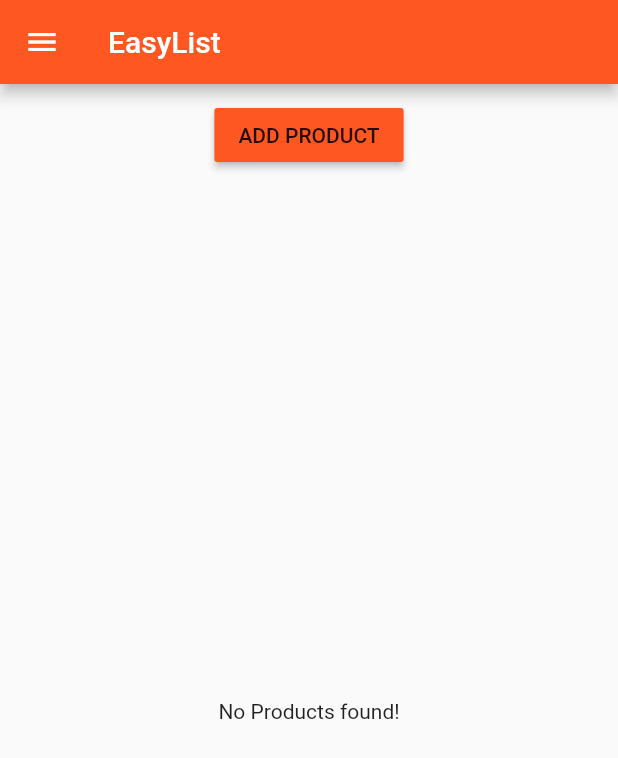
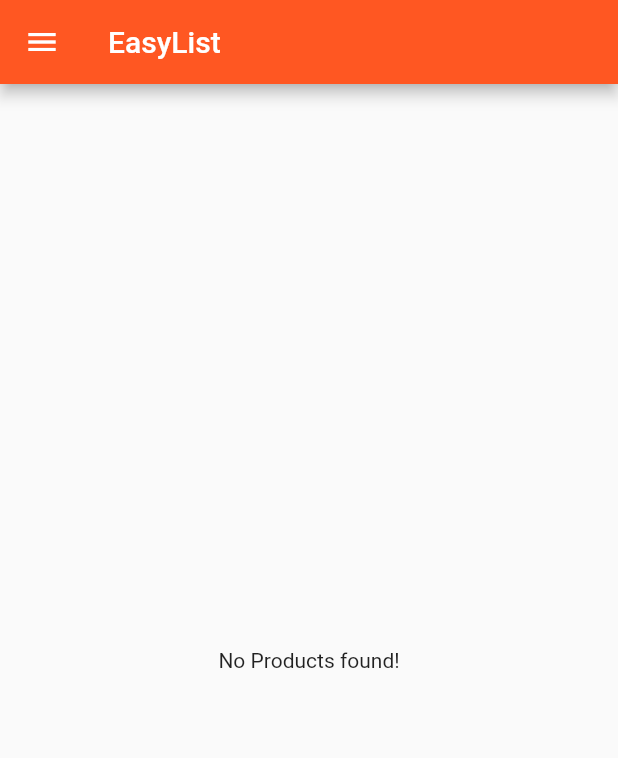
Before and after one commit to UnDer-7/curso-flutter, a Flutter app: the ProductsPage screen opened directly with empty values, on a phone screen of 412 x 824 dp. Shown: the top 758 px of the screen. Run offline on Flutter 3.47's test engine with Material 2 defaults, Android fonts, the phone set to English and light mode, and no system bars.

Commit message:
class 92 -  Using our Form to Create a New Product

```diff
--- a/lib/main.dart
+++ b/lib/main.dart
@@ -20,7 +20,7 @@ class MyApp extends StatefulWidget {
 }
 
 class _MyAppState extends State<MyApp> {
-    List<Map<String, String>> _products = [];
+    List<Map<String, dynamic>> _products = [];
 
     @override
     Widget build(BuildContext context) => MaterialApp(
@@ -53,12 +53,12 @@ class _MyAppState extends State<MyApp> {
         },
         onUnknownRoute: (RouteSettings settings) {
             return MaterialPageRoute(
-                builder: (BuildContext context) => ProductsPage(_products, _addProduct, _deleteProduct),
+                builder: (BuildContext context) => ProductsPage(_products),
             );
         },
     );
 
-    void _addProduct(Map<String, String> product) {
+    void _addProduct(Map<String, dynamic> product) {
         setState(() {
             _products.add(product);
         });
--- a/lib/pages/products.dart
+++ b/lib/pages/products.dart
@@ -3,11 +3,9 @@ import 'package:flutter/material.dart';
 import '../product_manager.dart';
 
 class ProductsPage extends StatelessWidget {
-    final List<Map<String, String>> products;
-    final Function addProduct;
-    final Function deleteProduct;
+    final List<Map<String, dynamic>> products;
 
-    ProductsPage(this.products, this.addProduct, this.deleteProduct);
+    ProductsPage(this.products);
 
     @override
     Widget build(BuildContext context) => Scaffold(
@@ -30,6 +28,6 @@ class ProductsPage extends StatelessWidget {
         appBar: AppBar(
             title: Text('EasyList'),
         ),
-        body: ProductManager(products, addProduct, deleteProduct),
+        body: ProductManager(products),
     );
 }
--- a/lib/product_control.dart
+++ /dev/null
@@ -1,18 +0,0 @@
-import 'package:flutter/material.dart';
-
-class ProductCrontrol extends StatelessWidget {
-    final Function addProduct;
-
-    ProductCrontrol(this.addProduct);
-
-    @override
-    Widget build(BuildContext context) {
-        return  RaisedButton(
-            color: Theme.of(context).primaryColor,
-            onPressed: () {
-                addProduct({'title': 'Chocalate', 'image': 'assets/food.jpg'});
-            },
-            child: Text('ADD PRODUCT'),
-        );
-    }
-}
--- a/lib/product_manager.dart
+++ b/lib/product_manager.dart
@@ -1,25 +1,18 @@
 import 'package:flutter/material.dart';
 
 import './products.dart';
-import './product_control.dart';
 
 class ProductManager extends StatelessWidget {
-    final List<Map<String, String>> products;
-    final Function addProduct;
-    final Function deleteProduct;
+    final List<Map<String, dynamic>> products;
 
-    ProductManager(this.products, this.addProduct, this.deleteProduct);
+    ProductManager(this.products);
 
     @override
     Widget build(BuildContext context) {
         return Column(
             children: <Widget>[
-                Container(
-                    margin: EdgeInsets.all(10.0),
-                    child: ProductCrontrol(addProduct),
-                ),
                 Expanded(
-                    child: Products(products, deleteProduct: deleteProduct),
+                    child: Products(products),
                 ),
             ],
         );
--- a/lib/products.dart
+++ b/lib/products.dart
@@ -1,12 +1,9 @@
 import 'package:flutter/material.dart';
 
-import './pages/product.dart';
+class Products extends StatelessWidget {
+    final List<Map<String, dynamic>> products;
 
-class Products extends StatelessWidget {
-    final List<Map<String, String>> products;
-    final Function deleteProduct;
-
-    Products(this.products, {this.deleteProduct});
+    Products(this.products);
 
     @override
     Widget build(BuildContext context) => _buildProductList();
@@ -48,8 +45,6 @@ class Products extends StatelessWidget {
         Navigator.pushNamed<bool>(
             context,
             '/product/' + index.toString(),
-        ).then((bool value) {
-            if (value) deleteProduct(index);
-        });
+        );
     }
 }
```
Also changed, not shown: lib/pages/product_create.dart (+13 -1 lines), lib/pages/products_admin.dart (+6 -2 lines).
